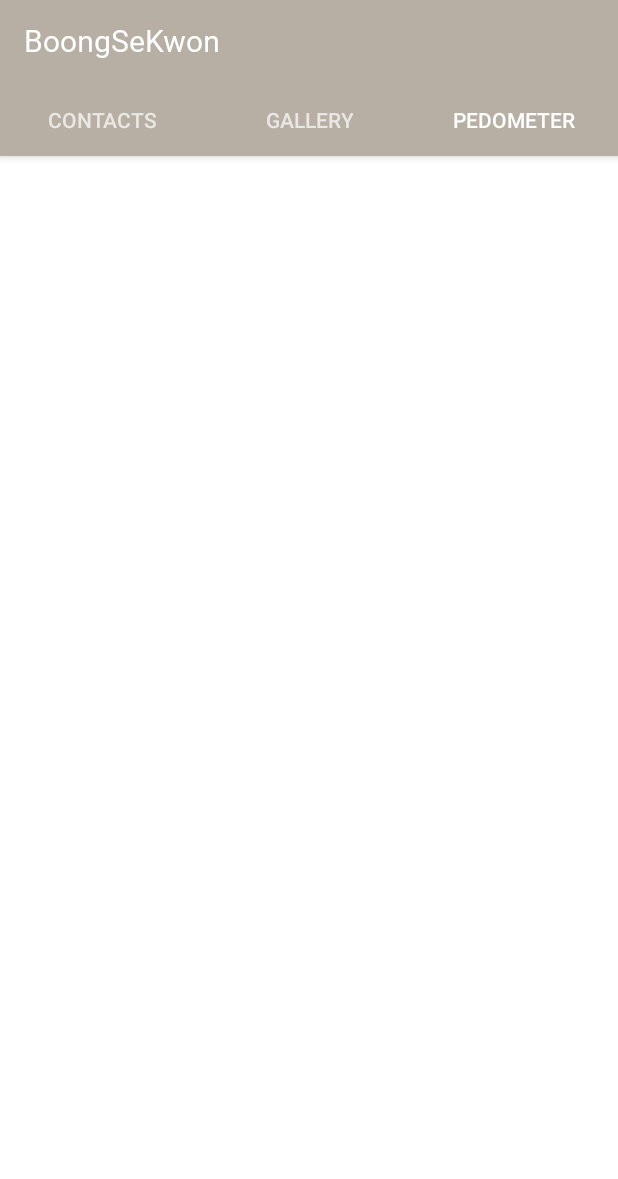
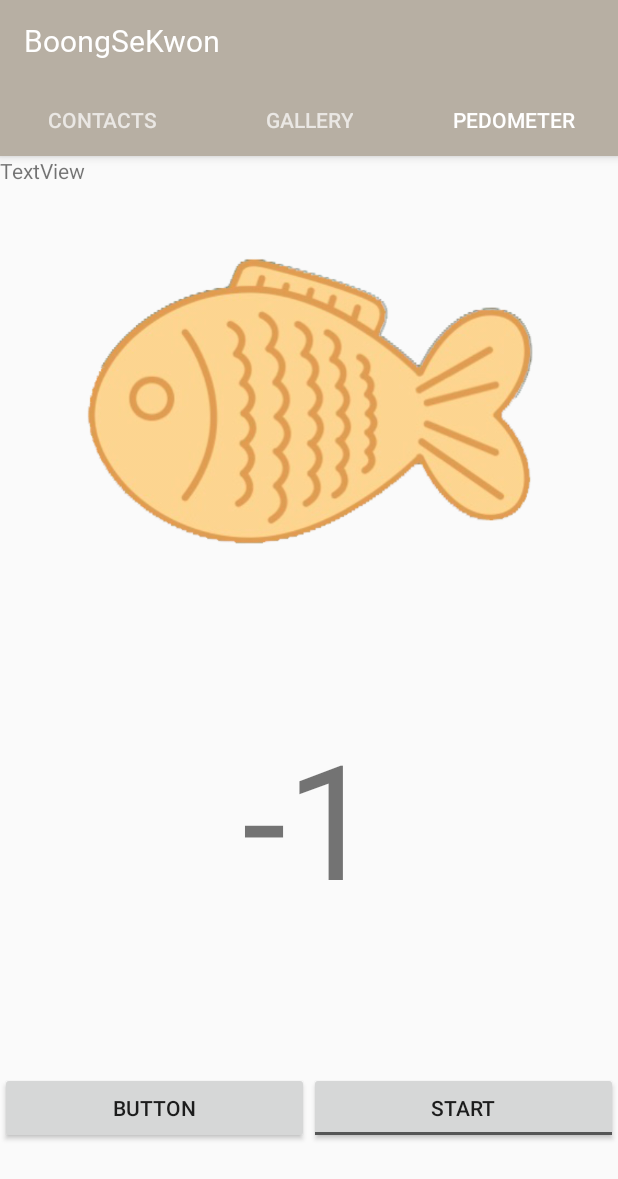
Before and after one commit to wkcho99/molip1, an Android app: the screen it shows after launch (MainActivity), tab 3 chosen, on a phone screen of 412 x 824 dp. Shown: the top 1179 px of the screen. Run offline under Robolectric (Android 15) with nearby library versions, the light colour scheme and no system bars; 2 statements that could not run were skipped.

Commit message:
pedometer done

```diff
--- a/app/src/main/AndroidManifest.xml
+++ b/app/src/main/AndroidManifest.xml
@@ -8,6 +8,9 @@
     <uses-permission android:name="android.permission.CALL_PHONE" />
     <uses-permission android:name="android.permission.DIAL_PHONE" />
     <uses-permission android:name="android.permission.SEND_SMS" />
+    <uses-permission android:name="com.google.android.gms.permission.ACTIVITY_RECOGNITION" />
+    <!-- API 버전 29 이상 -->
+    <uses-permission android:name="android.permission.ACTIVITY_RECOGNITION" />
     <application
         android:allowBackup="true"
         android:icon="@mipmap/ic_launcher"
--- a/app/src/main/java/com/example/week1/Launcher.java
+++ b/app/src/main/java/com/example/week1/Launcher.java
@@ -30,7 +30,9 @@ public class Launcher extends Activity {
             Manifest.permission.READ_EXTERNAL_STORAGE,
             Manifest.permission.INTERNET,
             Manifest.permission.CALL_PHONE,
-            Manifest.permission.WRITE_CONTACTS
+            Manifest.permission.WRITE_CONTACTS,
+            Manifest.permission.ACTIVITY_RECOGNITION
+
     };
 
     @Override
--- a/app/src/main/java/com/example/week1/ui/main/SectionsPagerAdapter.java
+++ b/app/src/main/java/com/example/week1/ui/main/SectionsPagerAdapter.java
@@ -49,7 +49,7 @@ public class SectionsPagerAdapter extends FragmentPagerAdapter {
                 break;
             case 2:
                 if (fragment3 == null){
-                    fragment3 = PlaceholderFragment2.newInstance();
+                    fragment3 = new Tab3Activity();
                 }
                 fragment = fragment3;
                 break;
--- /dev/null
+++ b/app/src/main/java/com/example/week1/ui/main/Tab3Activity.java
@@ -0,0 +1,230 @@
+package com.example.week1.ui.main;
+import androidx.annotation.NonNull;
+import androidx.annotation.RequiresApi;
+import androidx.core.content.ContextCompat;
+import androidx.fragment.app.Fragment;
+
+import android.Manifest;
+import android.app.Activity;
+import android.content.ContentResolver;
+import android.content.Context;
+import android.content.Intent;
+import android.content.pm.PackageManager;
+import android.hardware.Sensor;
+import android.hardware.SensorEvent;
+import android.hardware.SensorEventListener;
+import android.hardware.SensorManager;
+import android.os.Build;
+import android.os.Bundle;
+import android.util.Log;
+import android.view.LayoutInflater;
+import android.view.View;
+import android.view.ViewGroup;
+import android.widget.Button;
+import android.widget.TextView;
+import android.widget.Toast;
+
+import com.example.week1.PreferenceManager;
+import com.example.week1.R;
+
+public class Tab3Activity extends Fragment implements SensorEventListener {
+//    Button mReset;
+//    TextView mwalknum;
+//    //현재 걸음 수
+//    private int mSteps = 0;
+//    //리스너가 등록되고 난 후의 step count
+//    private int mCounterSteps = 0;
+//
+//
+//    //센서 연결을 위한 변수
+//    private SensorManager sensorManager;
+//    //private Sensor accelerormeterSensor;
+//    private Sensor stepCountSensor;
+//
+//
+//    private View view;
+//
+//
+//    public Tab3Activity() {
+//        // Required empty public constructor
+//    }
+//
+//
+//    @Override
+//    public View onCreateView(LayoutInflater inflater, ViewGroup container,
+//                             Bundle savedInstanceState) {
+//        view = inflater.inflate(R.layout.fragment_third, container, false);
+//
+//        //센서 연결[걸음수 센서를 이용한 흔듬 감지]
+//        sensorManager = (SensorManager)getActivity().getSystemService(Context.SENSOR_SERVICE);
+//        //accelerormeterSensor = sensorManager.getDefaultSensor(Sensor.TYPE_ACCELEROMETER);
+//        stepCountSensor = sensorManager.getDefaultSensor(Sensor.TYPE_STEP_COUNTER);
+//
+//        if(stepCountSensor == null){
+//            // Toast.makeText(this,"No Step Detect Sensor",Toast.LENGTH_SHORT).show();
+//        }
+//
+//        mReset = view.findViewById(R.id.button6);
+//        mwalknum = view.findViewById(R.id.textView2);
+//
+//        //초기화 버튼 : 다시 숫자를 0으로 만들어준다.
+//        mReset.setOnClickListener(new View.OnClickListener() {
+//            @Override
+//            public void onClick(View v) {
+//                mSteps = 0;
+//                mCounterSteps = 0;
+//                mwalknum.setText(Integer.toString(mSteps));
+//
+//            }
+//        });
+//
+//
+//        return view;
+//    }
+//
+//    public void onStart() {
+//        super.onStart();
+//        if(stepCountSensor !=null){
+//            //센서의 속도 설정
+//            sensorManager.registerListener(this,stepCountSensor,SensorManager.SENSOR_DELAY_NORMAL);
+//        }
+//    }
+//    public void onStop(){
+//        super.onStop();
+//        if(sensorManager!=null){
+//            sensorManager.unregisterListener(this);
+//        }
+//    }
+//
+//    @Override
+//    public void onSensorChanged(SensorEvent event) {
+//        mCounterSteps = PreferenceManager.getInt(getActivity(),"rebuild");
+//        if(event.sensor.getType() == Sensor.TYPE_STEP_COUNTER){
+//            //stepcountsenersor는 앱이 꺼지더라도 초기화 되지않는다. 그러므로 우리는 초기값을 가지고 있어야한다.
+//            if (mCounterSteps < 1) {
+//                // initial value
+//                mCounterSteps = (int) event.values[0]-mSteps;
+//                PreferenceManager.setInt(getActivity(),"rebuild",mCounterSteps);
+//                Log.i("mCounterSteps:",Integer.toString(mCounterSteps));
+//                Log.i("mCounterSteps:",Integer.toString(mCounterSteps));
+//                Log.i("mSteps:",Integer.toString(mSteps));
+//            }
+//            //리셋 안된 값 + 현재값 - 리셋 안된 값
+//            Log.i("mCounterSteps:",Integer.toString(mCounterSteps));
+//            Log.i("event.values[0]:",Integer.toString((int) event.values[0]));
+//            mSteps = (int) event.values[0] - mCounterSteps;
+//            mwalknum.setText(Integer.toString(mSteps));
+//            Log.i("log: ", "New step detected by STEP_COUNTER sensor. Total step count: " + mSteps );
+//        }
+//
+//    }
+//
+//    public void onAccuracyChanged(Sensor sensor, int accuracy) {
+//
+//    }
+
+
+
+    SensorManager sensorManager;
+    Sensor stepCountSensor;
+    TextView stepCountView;
+    Button resetButton;
+    // 현재 걸음 수
+    int currentSteps = 0;
+    //
+    private Context context;
+    private ContentResolver contentResolver;
+    public static Tab3Activity newInstance() {
+        Tab3Activity fragment = new Tab3Activity();
+        Bundle bundle = new Bundle();
+        fragment.setArguments(bundle);
+        return fragment;
+    }
+
+    @RequiresApi(api = Build.VERSION_CODES.Q)
+    @Override
+    public void onCreate(Bundle savedInstanceState) {
+        super.onCreate(savedInstanceState);
+        context = getActivity();
+        if(ContextCompat.checkSelfPermission(getActivity(),
+                Manifest.permission.ACTIVITY_RECOGNITION) == PackageManager.PERMISSION_DENIED){
+
+            requestPermissions(new String[]{Manifest.permission.ACTIVITY_RECOGNITION}, 0);
+        }
+        // 걸음 센서 연결
+        // * 옵션
+        // - TYPE_STEP_DETECTOR:  리턴 값이 무조건 1, 앱이 종료되면 다시 0부터 시작
+        // - TYPE_STEP_COUNTER : 앱 종료와 관계없이 계속 기존의 값을 가지고 있다가 1씩 증가한 값을 리턴
+        //
+
+        currentSteps = PreferenceManager.getInt(getActivity(),"rebuild");
+        Log.i("oncreate:",Integer.toString(currentSteps));
+        // 리셋 버튼 추가 - 리셋 기능
+
+
+    }
+    @Override
+    public View onCreateView(
+            @NonNull LayoutInflater inflater, ViewGroup container,
+            Bundle savedInstanceState) {
+        sensorManager = (SensorManager) getActivity().getSystemService(Context.SENSOR_SERVICE);
+        stepCountSensor = sensorManager.getDefaultSensor(Sensor.TYPE_STEP_DETECTOR);
+
+        // 디바이스에 걸음 센서의 존재 여부 체크
+        if (stepCountSensor == null) {
+            Toast.makeText(getActivity(), "No Step Sensor", Toast.LENGTH_SHORT).show();
+        }
+        View root = inflater.inflate(R.layout.fragment_third, container, false);
+        stepCountView = root.findViewById(R.id.textView2);
+        resetButton = root.findViewById(R.id.button6);
+        stepCountView.setText(String.valueOf(currentSteps));
+        resetButton.setOnClickListener(new View.OnClickListener() {
+            @Override
+            public void onClick(View v) {
+                // 현재 걸음수 초기화
+                currentSteps = 0;
+                stepCountView.setText(String.valueOf(currentSteps));
+                Log.i("onclick:",Integer.toString(currentSteps));
+            }
+        });
+        return root;
+    }
+
+    public void onStart() {
+        super.onStart();
+        if(stepCountSensor !=null) {
+            // 센서 속도 설정
+            // * 옵션
+            // - SENSOR_DELAY_NORMAL: 20,000 초 딜레이
+            // - SENSOR_DELAY_UI: 6,000 초 딜레이
+            // - SENSOR_DELAY_GAME: 20,000 초 딜레이
+            // - SENSOR_DELAY_FASTEST: 딜레이 없음
+            //
+            sensorManager.registerListener(this,stepCountSensor,SensorManager.SENSOR_DELAY_FASTEST);
+        }
+    }
+
+
+
+    @Override
+    public void onSensorChanged(SensorEvent event) {
+        // 걸음 센서 이벤트 발생시
+        if(event.sensor.getType() == Sensor.TYPE_STEP_DETECTOR){
+            if(event.values[0]==1.0f){
+                // 센서 이벤트가 발생할때 마다 걸음수 증가
+                currentSteps++;
+                stepCountView.setText(String.valueOf(currentSteps));
+                PreferenceManager.setInt(context,"rebuild",currentSteps);
+            }
+
+
+        }
+
+    }
+
+
+    @Override
+    public void onAccuracyChanged(Sensor sensor, int accuracy) {
+
+    }
+}
--- /dev/null
+++ b/app/src/main/res/layout/fragment_third.xml
@@ -0,0 +1,62 @@
+<?xml version="1.0" encoding="utf-8"?>
+<androidx.constraintlayout.widget.ConstraintLayout xmlns:android="http://schemas.android.com/apk/res/android"
+    xmlns:app="http://schemas.android.com/apk/res-auto"
+    xmlns:tools="http://schemas.android.com/tools"
+    android:layout_width="match_parent"
+    android:layout_height="match_parent"
+    tools:context=".ui.main.Tab3Activity"
+    >
+
+    <LinearLayout
+        android:layout_width="match_parent"
+        android:layout_height="match_parent"
+        android:orientation="vertical">
+
+        <TextView
+            android:id="@+id/textView"
+            android:layout_width="427dp"
+            android:layout_height="50dp"
+            android:text="TextView" />
+
+        <ImageView
+            android:id="@+id/imageView"
+            android:layout_width="match_parent"
+            android:layout_height="221dp"
+            app:srcCompat="@drawable/fish" />
+
+        <TextView
+            android:id="@+id/textView2"
+            android:layout_width="match_parent"
+            android:layout_height="339dp"
+            android:layout_gravity="center"
+            android:gravity="center"
+            android:text="TextView"
+            android:textSize="48pt" />
+
+        <LinearLayout
+            android:layout_width="match_parent"
+            android:layout_height="match_parent"
+            android:orientation="horizontal"
+            android:weightSum="2"
+            >
+
+            <Button
+                android:id="@+id/button6"
+                android:layout_width="match_parent"
+                android:layout_height="wrap_content"
+                android:layout_weight="1"
+                android:text="Button" />
+
+            <ToggleButton
+                android:id="@+id/toggleButton"
+                android:layout_width="match_parent"
+                android:layout_height="wrap_content"
+                android:layout_weight="1"
+                android:text="ToggleButton"
+                android:textOff="start"
+                android:textOn="stop" />
+        </LinearLayout>
+
+    </LinearLayout>
+
+</androidx.constraintlayout.widget.ConstraintLayout>
```
Also changed, not shown: app/build.gradle (+3 -4 lines), app/src/main/java/com/example/week1/PreferenceManager.java (added, +336 -0 lines).
